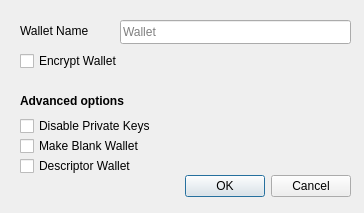
Before: the Qt Designer form src/qt/forms/createwalletdialog.ui in raffermeko/bitcoin, drawn with Qt 5.
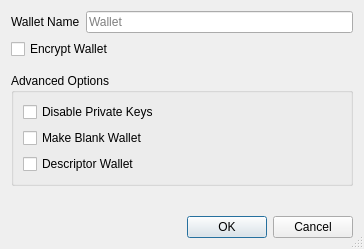
After: the same form once the commit is applied.

Commit message: qt: Use layout manager for Create Wallet dialog

The edit to the form file:
```diff
--- a/src/qt/forms/createwalletdialog.ui
+++ b/src/qt/forms/createwalletdialog.ui
@@ -7,63 +7,42 @@
     <x>0</x>
     <y>0</y>
     <width>364</width>
-    <height>213</height>
+    <height>249</height>
    </rect>
   </property>
   <property name="windowTitle">
    <string>Create Wallet</string>
   </property>
-  <widget class="QDialogButtonBox" name="buttonBox">
-   <property name="geometry">
-    <rect>
-     <x>10</x>
-     <y>170</y>
-     <width>341</width>
-     <height>32</height>
-    </rect>
-   </property>
-   <property name="orientation">
-    <enum>Qt::Horizontal</enum>
-   </property>
-   <property name="standardButtons">
-    <set>QDialogButtonBox::Cancel|QDialogButtonBox::Ok</set>
-   </property>
-  </widget>
+  <property name="sizeGripEnabled">
+   <bool>true</bool>
+  </property>
+  <layout class="QVBoxLayout" name="verticalLayout">
+   <item>
+    <layout class="QHBoxLayout" name="horizontalLayout">
+     <item>
+      <widget class="QLabel" name="wallet_name_label">
+       <property name="text">
+        <string>Wallet Name</string>
+       </property>
+      </widget>
+     </item>
+     <item>
   <widget class="QLineEdit" name="wallet_name_line_edit">
-   <property name="geometry">
-    <rect>
-     <x>120</x>
-     <y>20</y>
-     <width>231</width>
-     <height>24</height>
-    </rect>
+       <property name="minimumSize">
+        <size>
+         <width>262</width>
+         <height>0</height>
+        </size>
    </property>
    <property name="placeholderText">
      <string>Wallet</string>
    </property>
   </widget>
-  <widget class="QLabel" name="label">
-   <property name="geometry">
-    <rect>
-     <x>20</x>
-     <y>20</y>
-     <width>101</width>
-     <height>21</height>
-    </rect>
-   </property>
-   <property name="text">
-    <string>Wallet Name</string>
-   </property>
-  </widget>
+     </item>
+    </layout>
+   </item>
+   <item>
   <widget class="QCheckBox" name="encrypt_wallet_checkbox">
-   <property name="geometry">
-    <rect>
-     <x>20</x>
-     <y>50</y>
-     <width>220</width>
-     <height>22</height>
-    </rect>
-   </property>
    <property name="toolTip">
     <string>Encrypt the wallet. The wallet will be encrypted with a passphrase of your choice.</string>
    </property>
@@ -74,34 +53,34 @@
     <bool>false</bool>
    </property>
   </widget>
-  <widget class="QLabel" name="advanced_options_label">
-   <property name="geometry">
-    <rect>
-     <x>20</x>
-     <y>90</y>
-     <width>220</width>
-     <height>21</height>
-    </rect>
-   </property>
-   <property name="styleSheet">
-    <string notr="true">font-weight:bold;</string>
-   </property>
-   <property name="text">
-    <string>Advanced options</string>
-   </property>
-  </widget>
+   </item>
+   <item>
+    <spacer name="verticalSpacer_1">
+     <property name="orientation">
+      <enum>Qt::Vertical</enum>
+     </property>
+     <property name="sizeType">
+      <enum>QSizePolicy::Fixed</enum>
+     </property>
+     <property name="sizeHint" stdset="0">
+      <size>
+       <width>20</width>
+       <height>8</height>
+      </size>
+     </property>
+    </spacer>
+   </item>
+   <item>
+    <widget class="QGroupBox" name="groupBox">
+     <property name="title">
+      <string>Advanced Options</string>
+     </property>
+     <layout class="QVBoxLayout" name="verticalLayout_groupbox">
+      <item>
   <widget class="QCheckBox" name="disable_privkeys_checkbox">
    <property name="enabled">
     <bool>true</bool>
    </property>
-   <property name="geometry">
-    <rect>
-     <x>20</x>
-     <y>115</y>
-     <width>220</width>
-     <height>22</height>
-    </rect>
-   </property>
    <property name="toolTip">
     <string>Disable private keys for this wallet. Wallets with private keys disabled will have no private keys and cannot have an HD seed or imported private keys. This is ideal for watch-only wallets.</string>
    </property>
@@ -109,15 +88,9 @@
     <string>Disable Private Keys</string>
    </property>
   </widget>
+      </item>
+      <item>
   <widget class="QCheckBox" name="blank_wallet_checkbox">
-   <property name="geometry">
-    <rect>
-     <x>20</x>
-     <y>135</y>
-     <width>220</width>
-     <height>22</height>
-    </rect>
-   </property>
    <property name="toolTip">
     <string>Make a blank wallet. Blank wallets do not initially have private keys or scripts. Private keys and addresses can be imported, or an HD seed can be set, at a later time.</string>
    </property>
@@ -125,15 +98,9 @@
     <string>Make Blank Wallet</string>
    </property>
   </widget>
+      </item>
+      <item>
   <widget class="QCheckBox" name="descriptor_checkbox">
-   <property name="geometry">
-    <rect>
-     <x>20</x>
-     <y>155</y>
-     <width>220</width>
-     <height>22</height>
-    </rect>
-   </property>
    <property name="toolTip">
     <string>Use descriptors for scriptPubKey management</string>
    </property>
@@ -141,6 +108,34 @@
     <string>Descriptor Wallet</string>
    </property>
   </widget>
+      </item>
+     </layout>
+    </widget>
+   </item>
+   <item>
+    <spacer name="verticalSpacer_2">
+     <property name="orientation">
+      <enum>Qt::Vertical</enum>
+     </property>
+     <property name="sizeHint" stdset="0">
+      <size>
+       <width>20</width>
+       <height>0</height>
+      </size>
+     </property>
+    </spacer>
+   </item>
+   <item>
+    <widget class="QDialogButtonBox" name="buttonBox">
+     <property name="orientation">
+      <enum>Qt::Horizontal</enum>
+     </property>
+     <property name="standardButtons">
+      <set>QDialogButtonBox::Cancel|QDialogButtonBox::Ok</set>
+     </property>
+    </widget>
+   </item>
+  </layout>
  </widget>
  <tabstops>
   <tabstop>wallet_name_line_edit</tabstop>
```
Lines whose indentation alone changed are shown as unchanged.
